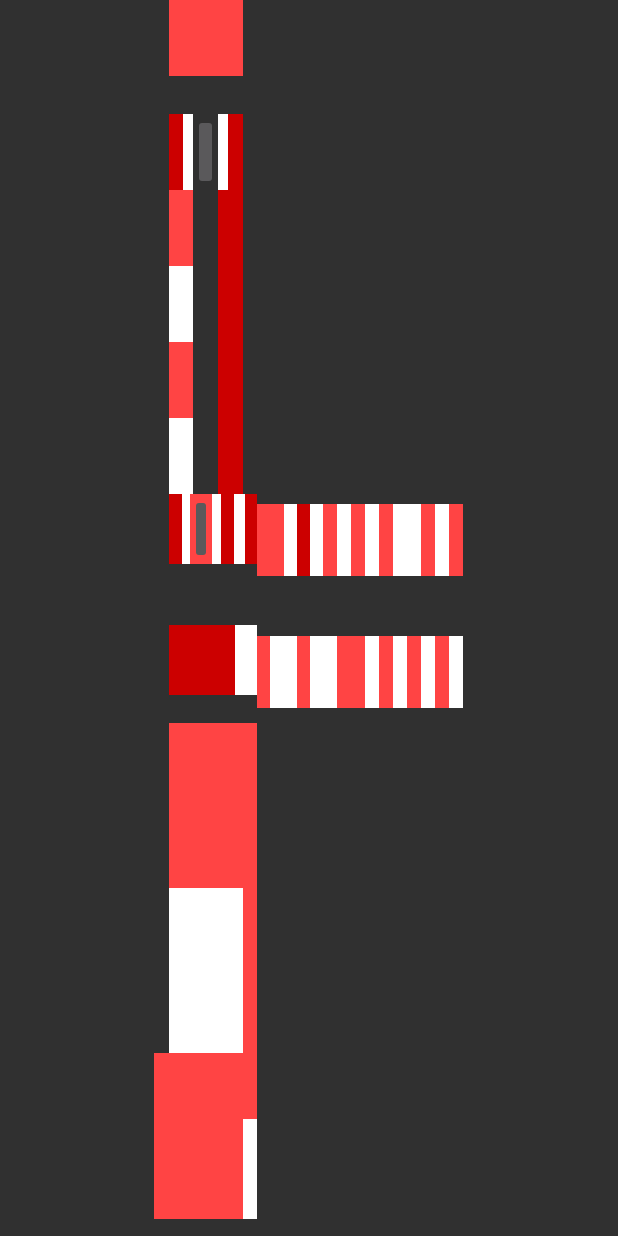
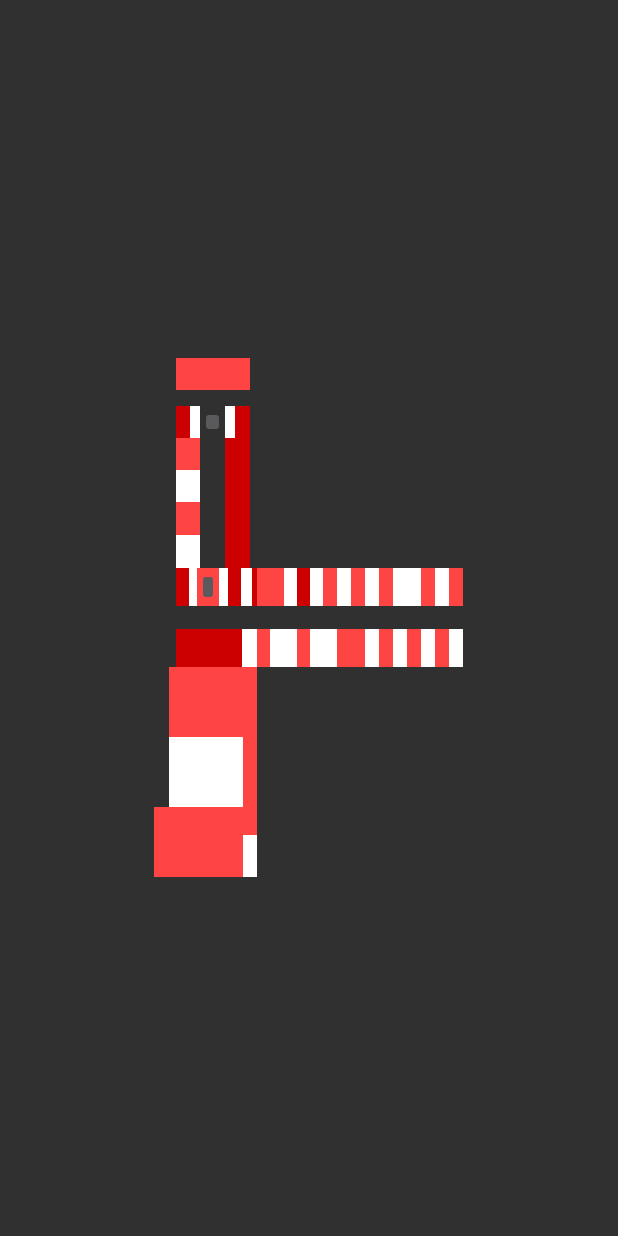
Before and after one commit to OlaB1994/AEiIMap, an Android app: the fragment FirstFloorFragment shown on its own in the app's theme, on a phone screen of 412 x 824 dp. Run offline under Robolectric (Android 15) with nearby library versions, the phone set to English and light mode, and no system bars; our stand-ins replace ButterKnife.

Commit message:
first floor plan changes

```diff
--- a/AEiIMap/app/build.gradle
+++ b/AEiIMap/app/build.gradle
@@ -25,6 +25,7 @@ dependencies {
     androidTestCompile('com.android.support.test.espresso:espresso-core:2.2.2', {
         exclude group: 'com.android.support', module: 'support-annotations'
     })
+    compile 'com.android.support:design:25.2.0'
     compile 'com.android.support:appcompat-v7:25.2.0'
     testCompile 'junit:junit:4.12'
     compile 'com.github.castorflex.verticalviewpager:library:19.0.1'
--- a/AEiIMap/app/src/main/java/pl/polsl/aeiimap/dialogs/InfoDialogFragment.java
+++ b/AEiIMap/app/src/main/java/pl/polsl/aeiimap/dialogs/InfoDialogFragment.java
@@ -1,13 +1,13 @@
 package pl.polsl.aeiimap.dialogs;
 
 import android.app.Dialog;
+import android.app.DialogFragment;
 import android.content.Context;
 import android.content.DialogInterface;
 import android.graphics.Color;
 import android.graphics.drawable.ColorDrawable;
 import android.os.Bundle;
 import android.support.annotation.Nullable;
-import android.support.v4.app.DialogFragment;
 import android.view.LayoutInflater;
 import android.view.View;
 import android.view.ViewGroup;
--- a/AEiIMap/app/src/main/java/pl/polsl/aeiimap/fragments/GroundFloorFragment.java
+++ b/AEiIMap/app/src/main/java/pl/polsl/aeiimap/fragments/GroundFloorFragment.java
@@ -27,8 +27,8 @@ public class GroundFloorFragment extends Fragment {
 
     @OnClick(R.id.fragment_ground_floor_503_ib)
     public void on503(){
-        InfoDialogFragment.newInstance(getContext())
-                .show(getActivity().getSupportFragmentManager(), InfoDialogFragment.class.getName());
+    InfoDialogFragment.newInstance(getContext()).show(getActivity().getFragmentManager(),
+            InfoDialogFragment.class.getName());
     }
 
     @Nullable
--- a/AEiIMap/app/src/main/java/pl/polsl/aeiimap/views/DialogLayout.java
+++ b/AEiIMap/app/src/main/java/pl/polsl/aeiimap/views/DialogLayout.java
@@ -10,6 +10,7 @@ import android.view.animation.AnimationUtils;
 import android.widget.RelativeLayout;
 
 import pl.polsl.aeiimap.R;
+import pl.polsl.aeiimap.dialogs.InfoDialogFragment;
 import timber.log.Timber;
 
 /**
@@ -75,7 +76,7 @@ public class DialogLayout extends RelativeLayout {
         this.startAnimation(inAnimation);
     }
 
-    public void hide(final DialogFragment dialog) {
+    public void hide(final InfoDialogFragment dialog) {
         outAnimation.setAnimationListener(new Animation.AnimationListener() {
             @Override
             public void onAnimationStart(Animation animation) {
--- a/AEiIMap/app/src/main/res/layout/fragment_first_floor.xml
+++ b/AEiIMap/app/src/main/res/layout/fragment_first_floor.xml
@@ -24,14 +24,13 @@
                 android:layout_width="0dp"
                 android:layout_height="match_parent"
                 android:layout_weight="1"
-                android:orientation="vertical"
-                android:weightSum="15">
+                android:gravity="center"
+                android:orientation="vertical">
 
                 <LinearLayout
                     android:layout_width="match_parent"
-                    android:layout_height="0dp"
+                    android:layout_height="@dimen/plan_dimen_top"
                     android:layout_marginLeft="@dimen/first_floor_margin_roomA"
-                    android:layout_weight="6"
                     android:orientation="horizontal"
                     android:weightSum="100">
 
@@ -171,10 +170,8 @@
 
                 <LinearLayout
                     android:layout_width="match_parent"
-                    android:layout_height="0dp"
-
+                    android:layout_height="@dimen/plan_dimen_center"
                     android:layout_marginLeft="@dimen/first_floor_margin_roomA"
-                    android:layout_weight="0.85"
                     android:background="@android:color/holo_red_light"
                     android:weightSum="40">
 
@@ -202,6 +199,7 @@
                         android:background="@android:color/white" />
 
                     <ImageButton
+                        android:id="@+id/imageButton3"
                         android:layout_width="0dp"
                         android:layout_height="match_parent"
                         android:layout_weight="6"
@@ -222,19 +220,16 @@
 
                 <LinearLayout
                     android:layout_width="match_parent"
-                    android:layout_height="0dp"
+                    android:layout_height="@dimen/plan_dimen_hall"
                     android:layout_gravity="center"
                     android:layout_marginLeft="@dimen/first_floor_margin_roomA"
-                    android:layout_weight="0.75"
                     android:gravity="center|left"
                     android:orientation="horizontal"></LinearLayout>
 
                 <LinearLayout
                     android:layout_width="match_parent"
-                    android:layout_height="0dp"
+                    android:layout_height="@dimen/plan_dimen_center"
                     android:layout_marginLeft="@dimen/first_floor_margin_roomA"
-
-                    android:layout_weight="0.85"
                     android:background="@android:color/holo_red_light"
                     android:weightSum="40">
 
@@ -256,14 +251,12 @@
                     android:layout_width="match_parent"
                     android:layout_height="0dp"
                     android:layout_gravity="center"
-                    android:layout_weight="0.35"
                     android:gravity="center|left"
                     android:orientation="horizontal"></LinearLayout>
 
                 <LinearLayout
                     android:layout_width="match_parent"
-                    android:layout_height="0dp"
-                    android:layout_weight="6"
+                    android:layout_height="@dimen/plan_dimen_bottom"
                     android:orientation="horizontal"
                     android:weightSum="15">
 
@@ -284,6 +277,7 @@
 
 
                         <ImageButton
+                            android:id="@+id/imageButton2"
                             android:layout_width="match_parent"
                             android:layout_height="0dp"
                             android:layout_marginLeft="@dimen/first_floor_margin_roomA"
@@ -329,15 +323,13 @@
                 android:layout_height="match_parent"
                 android:layout_weight="2"
                 android:gravity="center"
-                android:orientation="vertical"
-                android:weightSum="100">
+                android:orientation="vertical">
 
 
                 <LinearLayout
                     android:layout_width="match_parent"
-                    android:layout_height="0dp"
+                    android:layout_height="@dimen/plan_dimen_center"
                     android:layout_gravity="center"
-                    android:layout_weight="6"
                     android:gravity="center|left"
                     android:orientation="horizontal"
                     android:weightSum="15">
@@ -408,7 +400,7 @@
                         android:background="@android:color/holo_red_light" />
 
                     <ImageButton
-                        android:id="@+id/fragment_first_floor_110-111"
+                        android:id="@+id/fragment_first_floor_110_111"
                         android:layout_width="0dp"
                         android:layout_height="match_parent"
                         android:layout_weight="2"
@@ -448,18 +440,15 @@
 
                 <LinearLayout
                     android:layout_width="match_parent"
-                    android:layout_height="0dp"
+                    android:layout_height="@dimen/plan_dimen_hall"
                     android:layout_gravity="center"
-                    android:layout_weight="5"
                     android:gravity="center|left"
                     android:orientation="horizontal"></LinearLayout>
 
                 <LinearLayout
                     android:layout_width="match_parent"
-                    android:layout_height="0dp"
+                    android:layout_height="@dimen/plan_dimen_center"
                     android:layout_gravity="center"
-                    android:layout_marginBottom="15dp"
-                    android:layout_weight="6"
                     android:gravity="center|left"
                     android:orientation="horizontal"
                     android:weightSum="15">
--- a/AEiIMap/app/src/main/res/values/dimens.xml
+++ b/AEiIMap/app/src/main/res/values/dimens.xml
@@ -10,4 +10,9 @@
     <dimen name="first_floor_margin_roomA">10dp</dimen>
 
     <item name="outline_text_large_radius" format="integer" type="dimen">8</item>
+
+    <dimen name="plan_dimen_top">140dp</dimen>
+    <dimen name="plan_dimen_center">25dp</dimen>
+    <dimen name="plan_dimen_hall">15dp</dimen>
+    <dimen name="plan_dimen_bottom">140dp</dimen>
 </resources>
```
